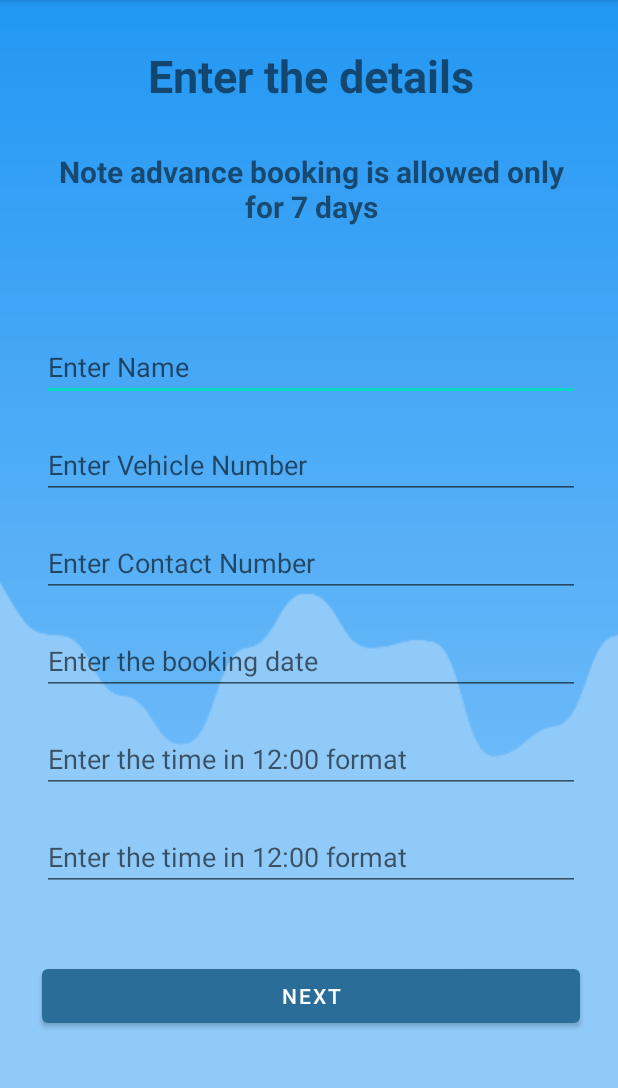
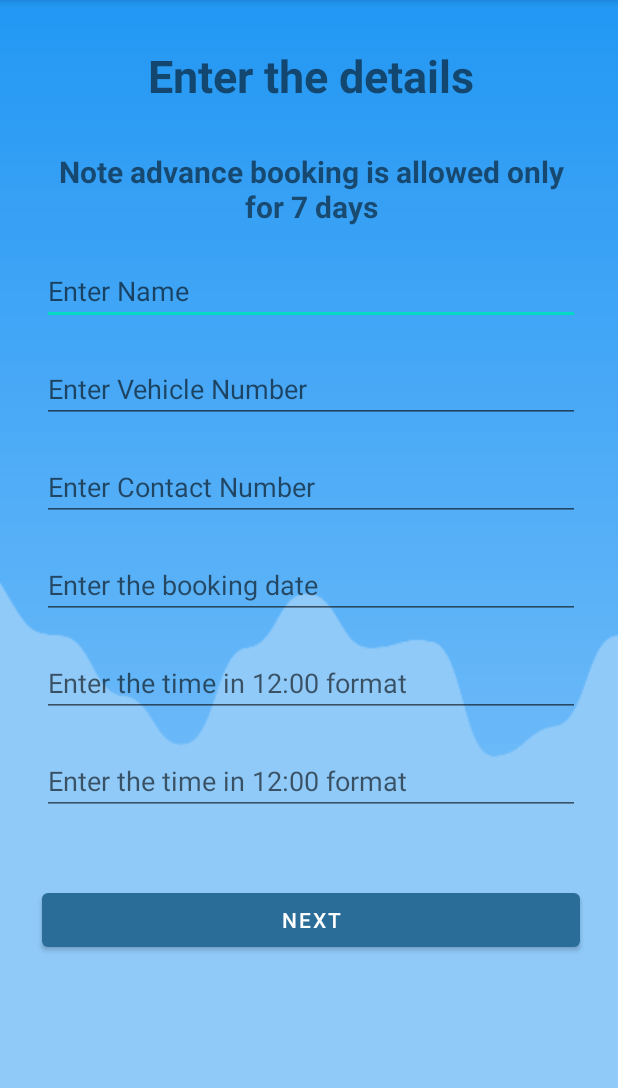
Before and after one commit to ampereKumar/CRUD_app, an Android app: the MainActivity screen opened directly, with no data from a screen before it, on a phone screen of 412 x 824 dp, the part 84-1172 px from its top. Run offline under Robolectric (Android 15) with nearby library versions, the phone set to English and light mode, and no system bars; our stand-ins replace Firebase (no records; nobody signed in at launch, a user with empty details on screens opened directly).

Commit message:
User Parking APP

```diff
--- a/app/src/main/res/layout/activity_main.xml
+++ b/app/src/main/res/layout/activity_main.xml
@@ -66,7 +66,7 @@
         app:layout_constraintEnd_toEndOf="parent"
         app:layout_constraintHorizontal_bias="0.502"
         app:layout_constraintStart_toStartOf="parent"
-        android:layout_below="@id/location" />
+        android:layout_below="@id/textView3" />
 
     <com.google.android.material.textfield.TextInputEditText
         android:id="@+id/Vnumber"
```
